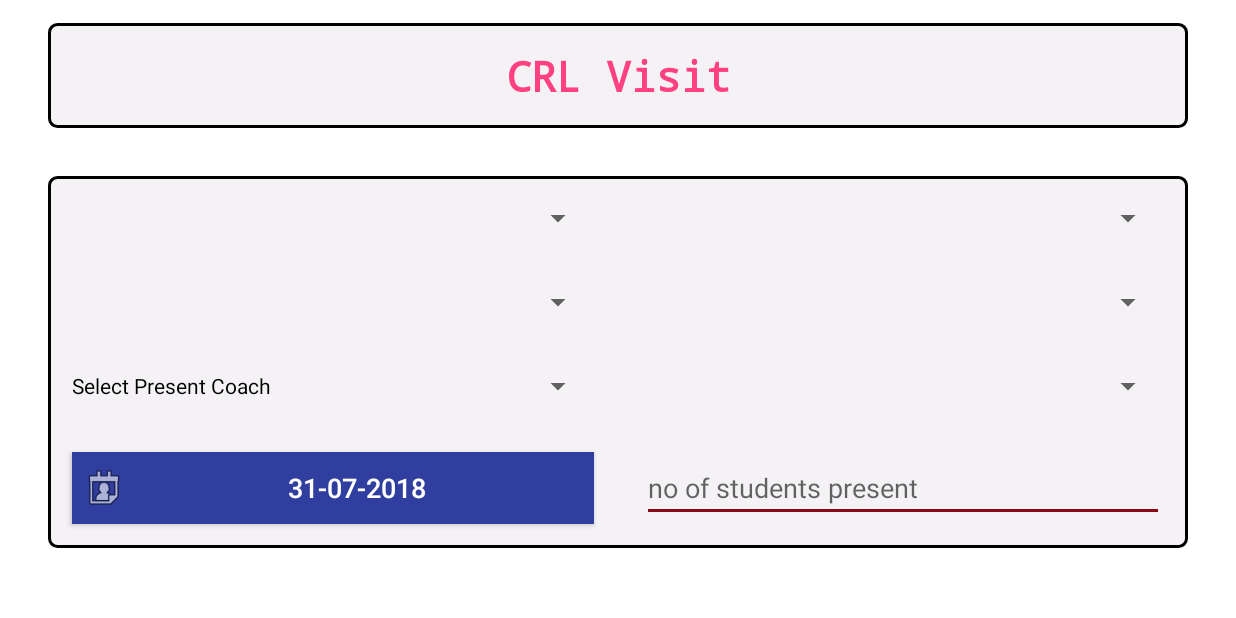
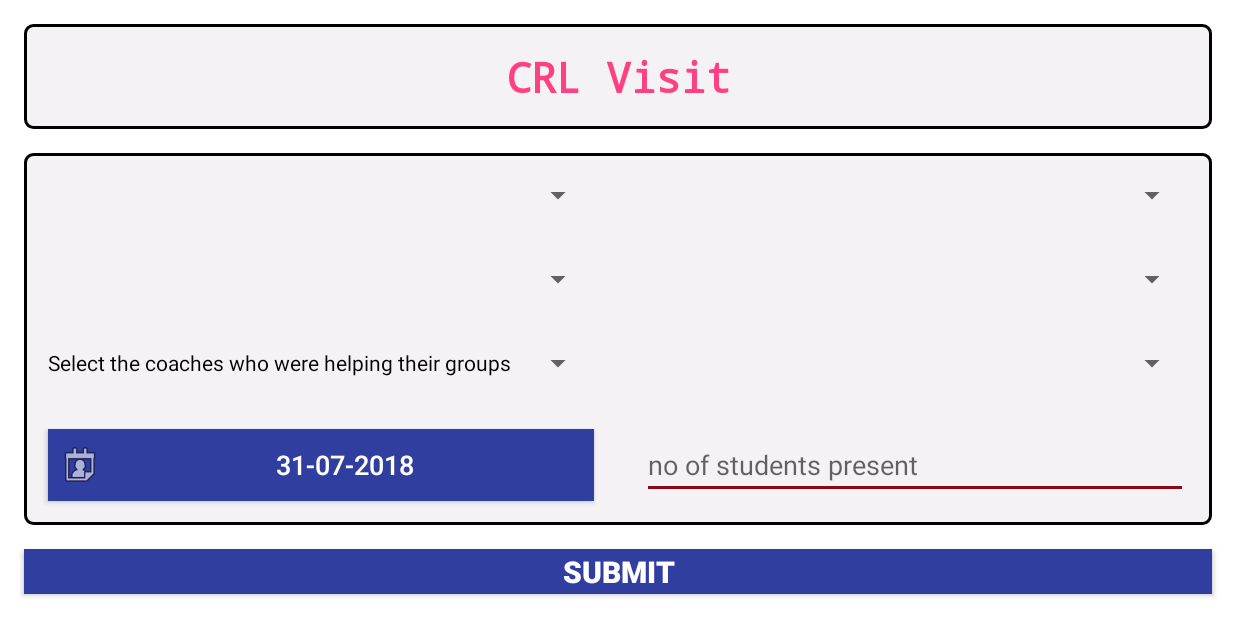
Before and after one commit to prathamApp/AdminApp, an Android app: the CrlVisitForm screen opened directly, with no data from a screen before it, on a phone screen of 824 x 412 dp (held sideways). Run offline under Robolectric (Android 15) with nearby library versions, the phone set to English and light mode, and no system bars; our stand-ins replace ButterKnife, Room's generated code; libraries missing offline, so code that uses them is left out: com.androidnetworking, com.androidnetworking.error, com.androidnetworking.interfaces; pictures from the network do not load.

Commit message:
31 July
Coach Information: --- DONE
  Add these options under Specialty (None, Others) --- done
  Add this option under Subject Expert (None) --- done
  Add these options under occupation (State Govt., Central Govt.) --- done
  Select Groups: This should be multi-select --- done
  Occupation others dialog box --- done
  Speciality others dialog box --- done

Course Enrollment: --- DONE
  Delete "School session" form. We had discussed the other day that both school and community will be in the same form. --- done
  Remove these options (Remove the option "Parents Participation" ,Remove "Present Student") --- done
  Group Selection should be multi-select. --- done
  Coach Selection Should be multi-select. --- done

Reporting Students To Be Deleted (Rename the form as to be "Delete Students") --- done
Reporting Students rename to Delete Students --- done
Refactor reporting to delete --- done

CRL Visit form
  Rename the option " Select groups with their groups" as "Groups which were studying at their allotted time" --- done
  Rename the option "Select Work crosschecked groups" as "Groups whose work was crosschecked by Coach". --- done
  Rename "Select present coaches" as  "Select the coaches who were helping their groups". --- done
  Reallignment of CRLVisit Form --- done

Course Completion
  Rename "Reporting Date" as "End Date" --- done
  "number of parents present", should not be compulsory. We were not able to check we weren't able to submit the form. --- done
  In both our tablets, we were not able to submit the "course completion" form.
  There are no options for "course" and "topic" selection. It should be the same as in "course enrollment" form.
  course completion --- (recycler view of topic/course/checkbox left)

convert leftover pojo to Gson (decide from Server end Pojo) --- done

Attendance Form is not complete.

Reporting students ( what to do on reporting std)???

Once the forms are submitted there is no pop box to show what we have filled.
There is no option to push the data.

remove username(AmolMoghe) password from Main Activity ---
ref push data to server --- (SwapStudent Line 651 )---

values updated to server or not fields in all tables --
School Session Submit data (where to update school session submt Coach ID & Grp type)  ---  (SKIP IT FOR NOW)

```diff
--- a/app/src/main/java/com/pratham/admin/forms/CrlVisitForm.java
+++ b/app/src/main/java/com/pratham/admin/forms/CrlVisitForm.java
@@ -392,7 +392,7 @@ public class CrlVisitForm extends AppCompatActivity implements ConnectionReceive
         });
         // set initial selection
         selectedGWTGItems = new boolean[grpAdapter.getCount()];
-        sp_GrpWithTheirGrp_multiselect.setHint("Select Groups with Their Groups");
+        sp_GrpWithTheirGrp_multiselect.setHint("Groups which were studying at their allotted time");
         sp_GrpWithTheirGrp_multiselect.setHintTextColor(Color.BLACK);
 
     }
@@ -429,7 +429,7 @@ public class CrlVisitForm extends AppCompatActivity implements ConnectionReceive
         });
         // set initial selection
         selectedWCCGItems = new boolean[grpAdapter.getCount()];
-        sp_WorkCrosscheckedGrps_multiselect.setHint("Select Work Crosschecked Groups");
+        sp_WorkCrosscheckedGrps_multiselect.setHint("Groups whose work was crosschecked by Coach");
         sp_WorkCrosscheckedGrps_multiselect.setHintTextColor(Color.BLACK);
     }
 
@@ -446,7 +446,7 @@ public class CrlVisitForm extends AppCompatActivity implements ConnectionReceive
         sp_PresentCoaches_multiselect.setAdapter(coachAdapter, false, onPCSelectedListener);
         // set initial selection
         selectedPCItems = new boolean[coachAdapter.getCount()];
-        sp_PresentCoaches_multiselect.setHint("Select Present Coach");
+        sp_PresentCoaches_multiselect.setHint("Select the coaches who were helping their groups");
         sp_PresentCoaches_multiselect.setHintTextColor(Color.BLACK);
 
     }
--- a/app/src/main/java/com/pratham/admin/modalclasses/Course.java
+++ b/app/src/main/java/com/pratham/admin/modalclasses/Course.java
@@ -30,6 +30,7 @@ public class Course {
     @SerializedName("lstTopic")
     @TypeConverters(JSONArrayToString.class)
     public JsonArray listTopic;
+    @SerializedName("sentFlag")
     public int sentFlag;
 
     @Override
--- a/app/src/main/java/com/pratham/admin/modalclasses/Topic.java
+++ b/app/src/main/java/com/pratham/admin/modalclasses/Topic.java
@@ -24,6 +24,7 @@ public class Topic {
     public String TopicLang;
     @SerializedName("IsDelete")
     public Boolean IsDelete;
+    @SerializedName("sentFlag")
     public int sentFlag;
 
     @Override
--- a/app/src/main/res/layout/activity_course_completion_form.xml
+++ b/app/src/main/res/layout/activity_course_completion_form.xml
@@ -108,7 +108,7 @@
                     android:layout_height="wrap_content"
                     android:layout_margin="16dp"
                     android:layout_weight="1"
-                    android:text="Reporting Date"
+                    android:text="End Date"
                     android:textColor="@color/colorPrimaryDark"
                     android:textSize="18sp"
                     android:textStyle="bold" />
--- a/app/src/main/res/layout/activity_crl_visit_form.xml
+++ b/app/src/main/res/layout/activity_crl_visit_form.xml
@@ -12,7 +12,7 @@
     <TextView
         android:layout_width="match_parent"
         android:layout_height="wrap_content"
-        android:layout_margin="32dp"
+        android:layout_margin="16dp"
         android:background="@drawable/custom_border"
         android:fontFamily="monospace"
         android:gravity="center"
@@ -25,8 +25,8 @@
     <LinearLayout
         android:layout_width="match_parent"
         android:layout_height="wrap_content"
-        android:layout_marginLeft="32dp"
-        android:layout_marginRight="32dp"
+        android:layout_marginLeft="16dp"
+        android:layout_marginRight="16dp"
         android:background="@drawable/custom_border"
         android:orientation="vertical">
 
@@ -150,7 +150,7 @@
         android:id="@+id/btn_Submit"
         android:layout_width="match_parent"
         android:layout_height="wrap_content"
-        android:layout_margin="32dp"
+        android:layout_margin="16dp"
         android:background="@color/colorPrimaryDark"
         android:text="Submit"
         android:textAllCaps="true"
```
Also changed, not shown: app/src/main/java/com/pratham/admin/modalclasses/CRLVisit.java (+14 -0 lines), app/src/main/java/com/pratham/admin/modalclasses/Coach.java (+17 -0 lines), app/src/main/java/com/pratham/admin/modalclasses/Community.java (+14 -0 lines), app/src/main/java/com/pratham/admin/modalclasses/Completion.java (+13 -0 lines).
